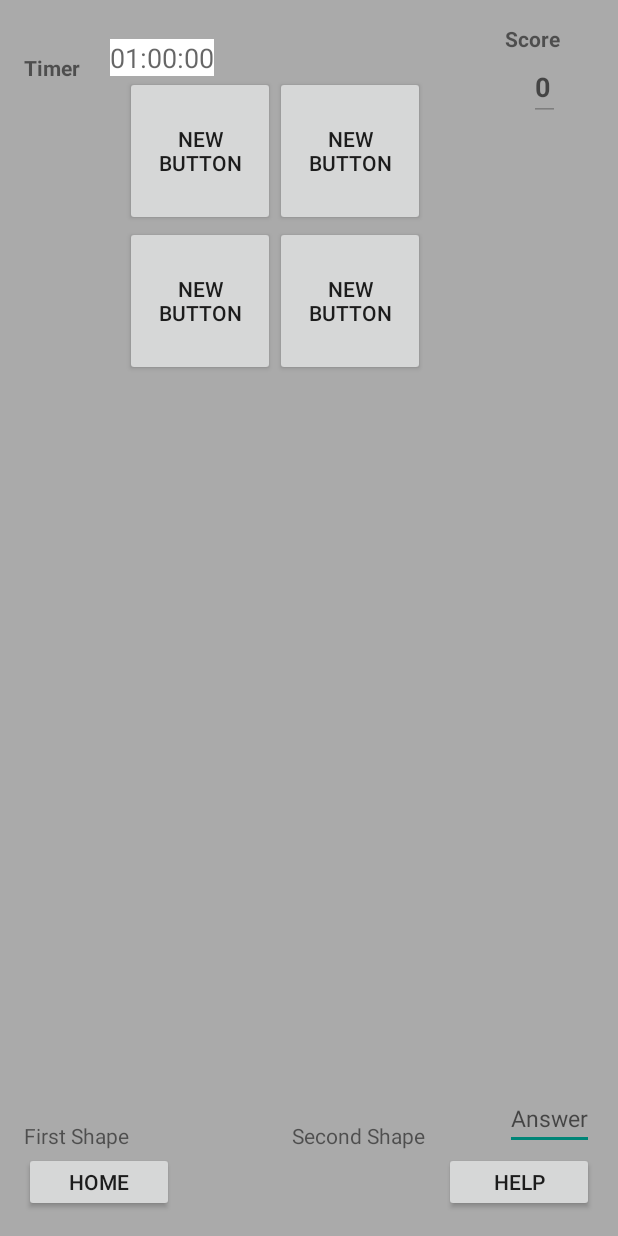
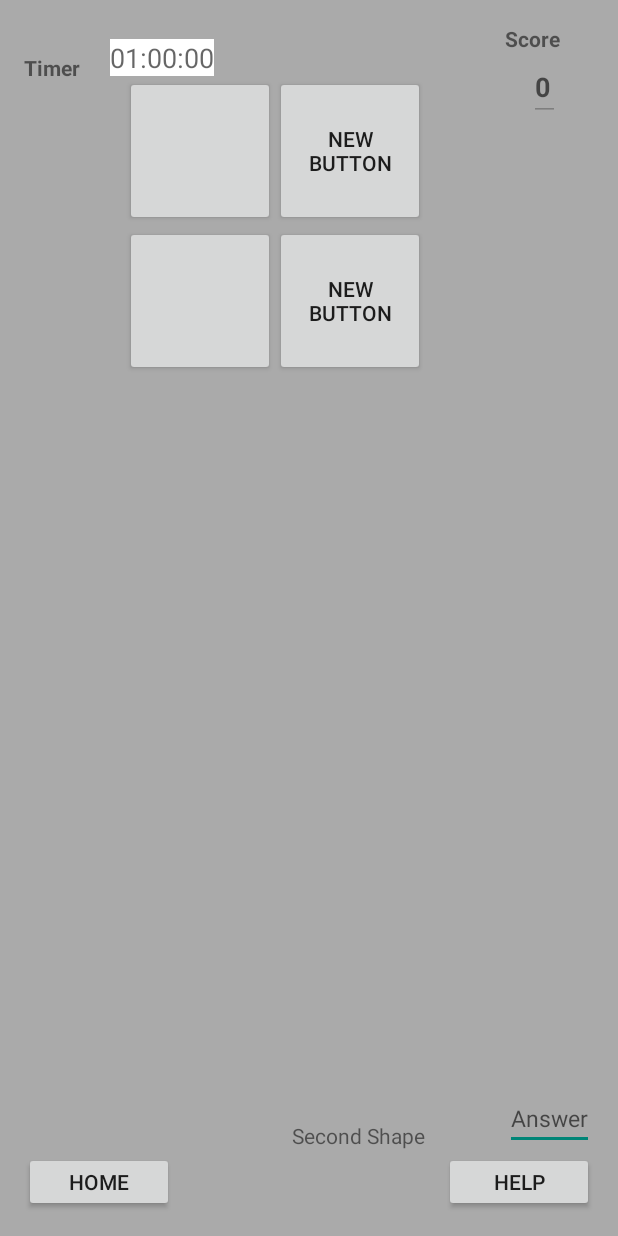
Before and after one commit to wklglider/SAT, an Android app: the layout activity_game.xml on its own in the app's theme, with its tools: preview values and no code run, on a phone screen of 412 x 824 dp. Run offline under Robolectric (Android 15) with nearby library versions, the phone set to English and light mode, and no system bars.

Commit message:
cleaned up code.  added strings in strings.xml

```diff
--- a/app/src/main/java/csci3320/kuilin/sat/welcomeActivity.java
+++ b/app/src/main/java/csci3320/kuilin/sat/welcomeActivity.java
@@ -11,7 +11,6 @@ import android.view.MenuItem;
 import android.view.View;
 import android.widget.Button;
 import android.widget.EditText;
-import android.widget.RadioButton;
 import android.widget.RadioGroup;
 import android.widget.TextView;
 
--- a/app/src/main/res/layout/activity_game.xml
+++ b/app/src/main/res/layout/activity_game.xml
@@ -19,9 +19,8 @@
         android:layout_width="wrap_content"
         android:layout_height="wrap_content"
         android:id="@+id/timer_editText"
-        android:editable="false"
         android:enabled="false"
-        android:hint="01:00:00"
+        android:hint="@string/timer_hint"
         android:layout_marginTop="10dp"
         android:layout_marginLeft="20dp"
         android:layout_alignTop="@+id/score"
@@ -45,8 +44,7 @@
         android:layout_width="wrap_content"
         android:layout_height="wrap_content"
         android:id="@+id/score_editText"
-        android:hint="0"
-        android:editable="false"
+        android:hint="@string/score_hint"
         android:inputType="number"
         android:textStyle="bold"
         android:textColor="#ff6376ff"
@@ -58,7 +56,6 @@
     <Button
         android:layout_width="100dp"
         android:layout_height="100dp"
-        android:text="New Button"
         android:id="@+id/button_shape1"
         android:layout_marginLeft="30dp"
         android:layout_below="@+id/timer_editText"
@@ -77,7 +74,6 @@
     <Button
         android:layout_width="100dp"
         android:layout_height="100dp"
-        android:text="New Button"
         android:id="@+id/button_shape3"
         android:layout_below="@+id/button_shape1"
         android:layout_alignLeft="@+id/button_shape1"
@@ -95,7 +91,6 @@
     <TextView
         android:layout_width="wrap_content"
         android:layout_height="wrap_content"
-        android:text="First Shape"
         android:id="@+id/first_shape_textView"
         android:layout_marginTop="26dp"
         android:layout_alignParentLeft="true"
@@ -145,7 +140,7 @@
     <Button
         android:layout_width="100dp"
         android:layout_height="40dp"
-        android:text="Home"
+        android:text="@string/home"
         android:id="@+id/home_button"
         android:layout_alignParentBottom="true"
         android:layout_alignLeft="@+id/first_shape_textView"
@@ -156,7 +151,7 @@
     <Button
         android:layout_width="100dp"
         android:layout_height="40dp"
-        android:text="HELP"
+        android:text="@string/help"
         android:id="@+id/help_button"
         android:layout_alignTop="@+id/home_button"
         android:layout_alignParentRight="true"
--- a/app/src/main/res/values/strings.xml
+++ b/app/src/main/res/values/strings.xml
@@ -12,8 +12,13 @@
     <string name="start">Start</string>
     <string name="scores">Scores</string>
     <string name="help">Help</string>
+    <string name="home">Home</string>
+    <string name="timer_hint">01:00:00</string>
+    <string name="score_hint">0</string>
 
     <!--game activity-->
     <string name="timer">Timer</string>
     <string name="score">Score</string>
+
+
 </resources>
```
